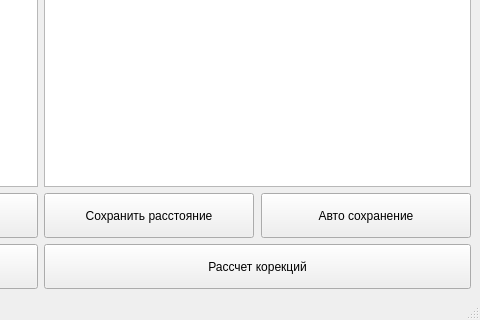
Eduuaarrdd/Calibrix, file mainwindow.ui: the form before one commit; both pictures show x 399 to 879 and y 233 to 553 of the 879 by 553 pixel window.
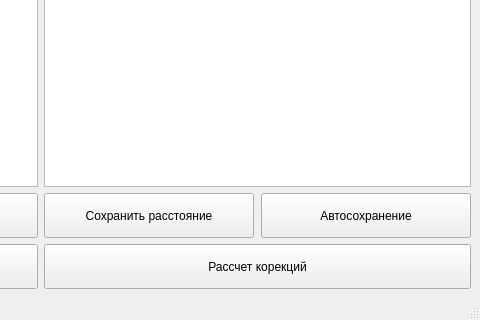
The form after the commit.

```diff
--- a/mainwindow.ui
+++ b/mainwindow.ui
@@ -164,7 +164,7 @@
            </sizepolicy>
           </property>
           <property name="text">
-           <string>Авто сохранение</string>
+           <string>Автосохранение</string>
           </property>
          </widget>
         </item>
```
